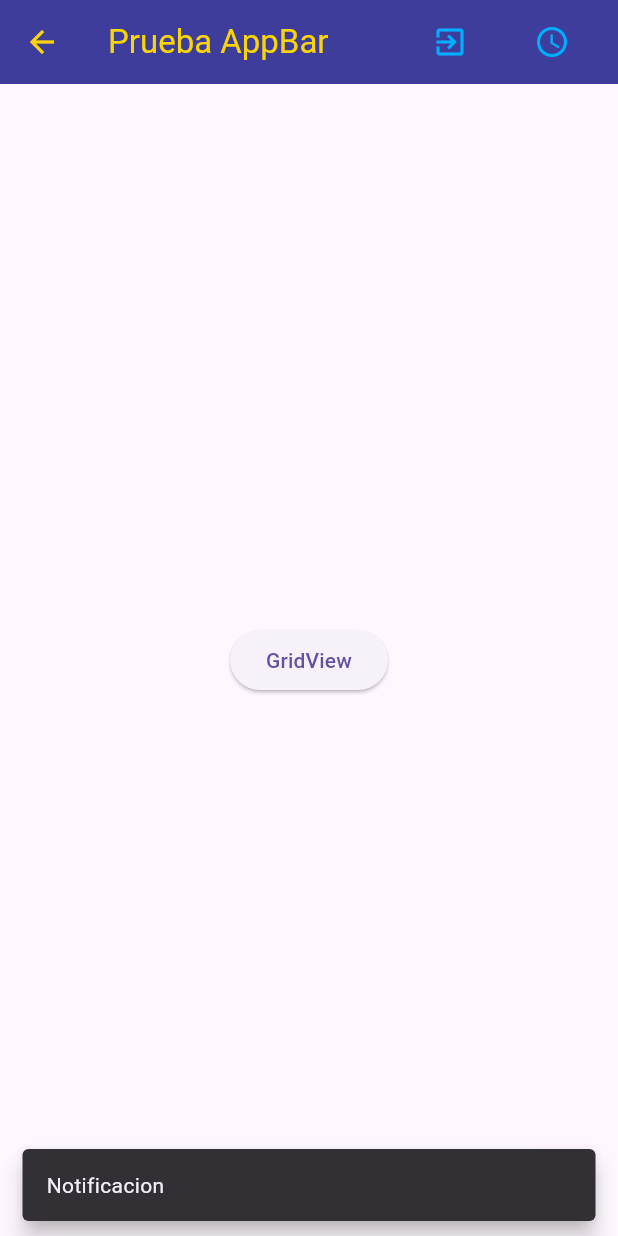
After one commit to wodahS21/app, a Flutter app: the Prueba screen opened by its route, after a tap on "GridView", on a phone screen of 412 x 824 dp. The commit adds this screen. Run offline on Flutter 3.47's test engine with Material 3 defaults, Android fonts, the phone set to English and light mode, and no system bars; our stand-ins replace audioplayers; network calls fail.

Commit message:
agregar nueva pantalla ademas de ScaffoldMessenger

```diff
--- /dev/null
+++ b/lib/prueba.dart
@@ -0,0 +1,42 @@
+import 'package:flutter/material.dart';
+
+class Prueba extends StatelessWidget {
+  const Prueba({super.key});
+  static final mens = GlobalKey<ScaffoldMessengerState>();
+  final snackBar = const SnackBar(
+    content: Text('Notificacion'),
+    behavior: SnackBarBehavior.floating,
+  );
+  @override
+  Widget build(BuildContext context) {
+    return Scaffold(
+      appBar: AppBar(
+        foregroundColor: Color.fromARGB(248, 253, 216, 4),
+        backgroundColor: const Color.fromRGBO(62, 61, 156, 61),
+        title: const Text("Prueba AppBar"),
+        actions: [
+          IconButton(
+              onPressed: () {},
+              icon: const Icon(Icons.exit_to_app),
+              color: Colors.lightBlueAccent.shade400),
+          const SizedBox(width: 20),
+          IconButton(
+              onPressed: () {},
+              icon: const Icon(Icons.access_time),
+              color: Colors.lightBlueAccent.shade400),
+          const SizedBox(width: 20),
+        ],
+      ),
+      body: Center(
+        child: ElevatedButton(
+          onPressed: () {
+            mens.currentState!
+              ..removeCurrentSnackBar()
+              ..showSnackBar(snackBar);
+          },
+          child: const Text('GridView'),
+        ),
+      ),
+    );
+  }
+}
```
Also changed, not shown: lib/clase.dart (added, +106 -0 lines), lib/main.dart (+11 -8 lines), lib/prian.dart (+24 -16 lines), lib/sec.dart (+11 -4 lines), texto.txt (added, +116 -0 lines), assets/bago.jpg (added).
